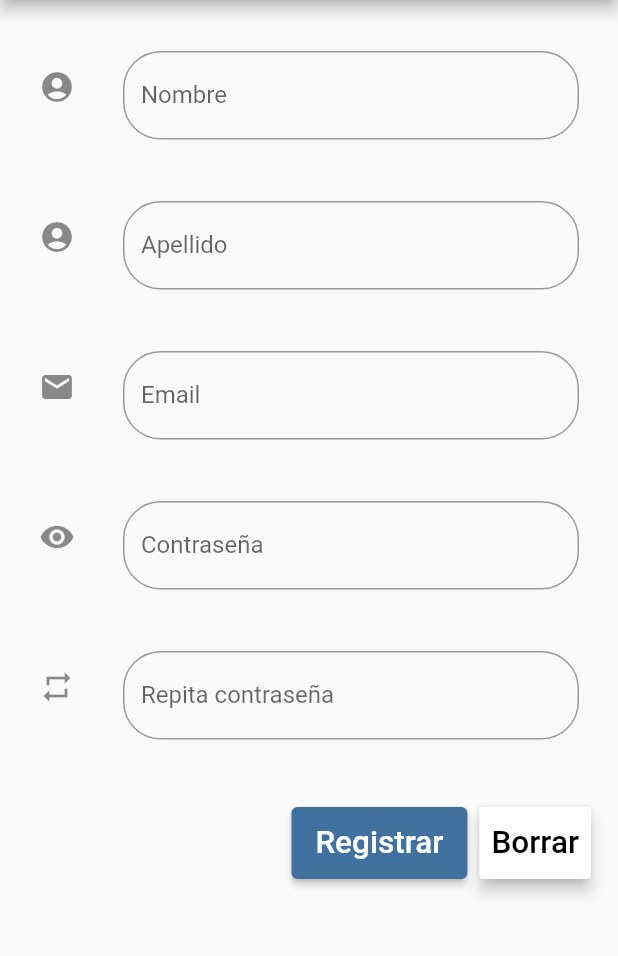
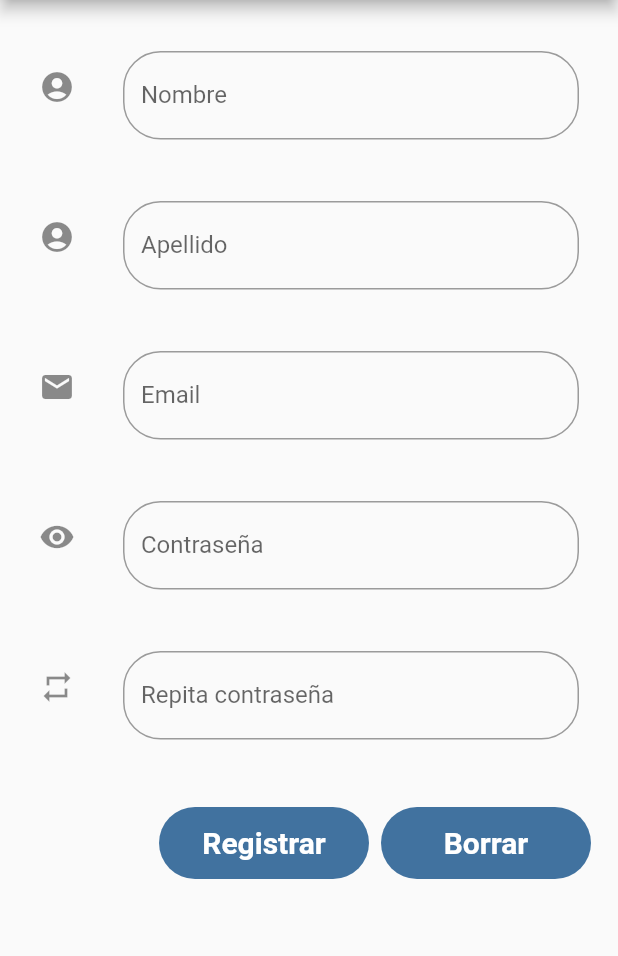
Before and after one commit to krupikivan/FastshopMobileApp, a Flutter app: the RegistrationForm screen opened directly, on a phone screen of 412 x 824 dp, the part 84-1040 px from its top. Run offline on Flutter 3.47's test engine with Material 2 defaults, Android fonts, the phone set to English and light mode, and no system bars; our stand-ins replace equatable, flutter_local_notifications, numberpicker, qr_flutter, rxdart, shared_preferences; missing offline and left inert: barcode_scan; accounts and stored records are empty; network calls fail.

Commit message:
Design 2

```diff
--- a/lib/pages/listados/create_list_page.dart
+++ b/lib/pages/listados/create_list_page.dart
@@ -124,7 +124,8 @@ class CreateListPageState extends State<CreateListPage> {
                                 trailing: InkWell(
                                     onTap: () {
                                       setState(() {
-                                        list.listCategoria.removeAt(index);
+                                        list.removeToList(
+                                            list.listCategoria[index]);
                                       });
                                     },
                                     child: Icon(
--- a/lib/pages/registration/registration_form.dart
+++ b/lib/pages/registration/registration_form.dart
@@ -3,6 +3,7 @@ import 'package:fastshop/blocs/registration/registration_bloc.dart';
 import 'package:fastshop/blocs/registration/registration_event.dart';
 import 'package:fastshop/blocs/registration/registration_form_bloc.dart';
 import 'package:fastshop/blocs/registration/registration_state.dart';
+import 'package:fastshop/design/colors.dart';
 import 'package:fastshop/widgets/pending_action.dart';
 import 'package:flutter/material.dart';
 
@@ -253,13 +254,28 @@ class _RegistrationFormState extends State<RegistrationForm> {
                           child: new ButtonBar(children: <Widget>[
                             new SizedBox(
                               height: 48.0,
-                              child: new ElevatedButton(
-                                  child: const Text("Registrar",
-                                      textScaleFactor: 1.5),
-                                  onPressed:
-                                      /*(snapshot.hasData && snapshot.data == true)
-                                    ? */
-                                      () {
+                              child: new InkWell(
+                                  child: Container(
+                                    decoration: BoxDecoration(
+                                      color: primaryColor,
+                                      borderRadius: BorderRadius.circular(30),
+                                    ),
+                                    padding: const EdgeInsets.symmetric(
+                                        horizontal: 10),
+                                    width: 140,
+                                    height: 48.8,
+                                    child: Center(
+                                      child: const Text(
+                                        "Registrar",
+                                        textAlign: TextAlign.center,
+                                        style: TextStyle(
+                                            fontWeight: FontWeight.bold,
+                                            color: Colors.white,
+                                            fontSize: 20),
+                                      ),
+                                    ),
+                                  ),
+                                  onTap: () {
                                     _registrationBloc.emitEvent(
                                         RegistrationEvent(
                                             event:
@@ -274,14 +290,30 @@ class _RegistrationFormState extends State<RegistrationForm> {
                             ),
                             new SizedBox(
                               height: 48.0,
-                              child: new RaisedButton(
-                                child:
-                                    const Text("Borrar", textScaleFactor: 1.5),
-                                color: Colors.white,
-                                onPressed: () {
+                              child: new InkWell(
+                                child: Container(
+                                  decoration: BoxDecoration(
+                                    color: primaryColor,
+                                    borderRadius: BorderRadius.circular(30),
+                                  ),
+                                  padding: const EdgeInsets.symmetric(
+                                      horizontal: 10),
+                                  width: 140,
+                                  height: 48.8,
+                                  child: Center(
+                                    child: const Text(
+                                      "Borrar",
+                                      textAlign: TextAlign.center,
+                                      style: TextStyle(
+                                          fontWeight: FontWeight.bold,
+                                          color: Colors.white,
+                                          fontSize: 20),
+                                    ),
+                                  ),
+                                ),
+                                onTap: () {
                                   _clearForm();
                                 },
-                                elevation: 4.0,
                               ),
                             ),
                           ]),
```
Also changed, not shown: lib/pages/shopping/cart_page.dart (+14 -4 lines), lib/widgets/cart_item_widget.dart (+4 -3 lines).
